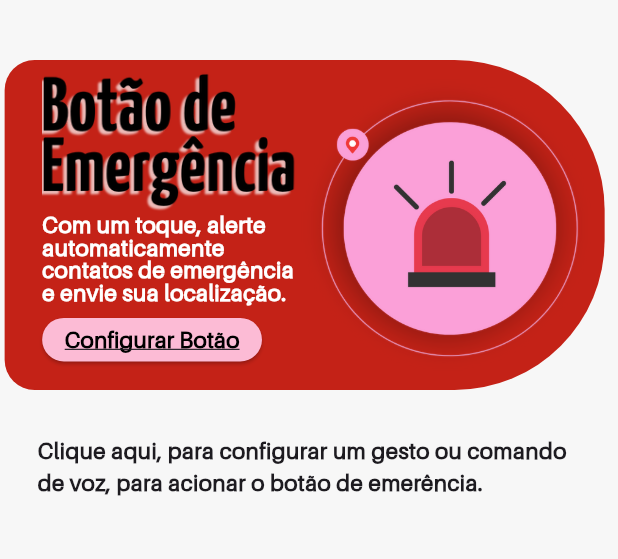
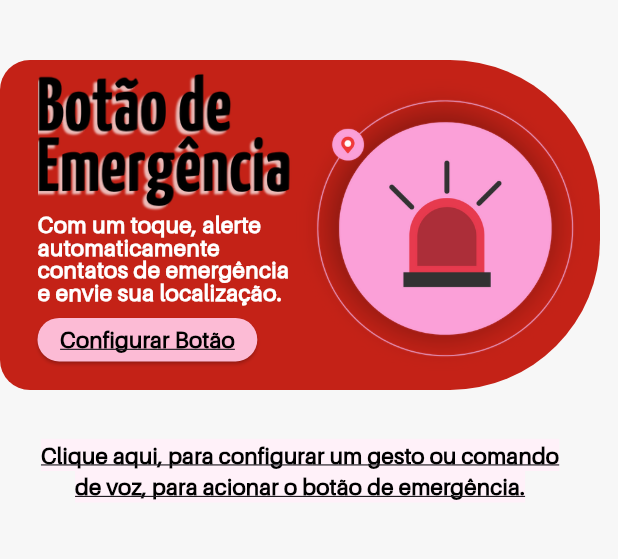
Before and after one commit to TiagoFnncs/CIM, a Flutter app: the screen it shows after launch, on a phone screen of 412 x 824 dp, the part 120-679 px from its top. Run offline on Flutter 3.47's test engine with Material 3 defaults, Android fonts, the phone set to English and light mode, and no system bars.

Commit message:
feat(ui): Adiciona TextButton para configurações de gestos

```diff
--- a/lib/pages/home.dart
+++ b/lib/pages/home.dart
@@ -146,11 +146,36 @@ class _HomeState extends State<Home> {
 
         Padding(
           padding: const EdgeInsets.only(left: 25, right: 25),
-          child: Text("Clique aqui, para configurar um gesto ou comando \nde voz, para acionar o botão de emerência.",
-          style: TextStyle(
-            fontSize: 15,
-            fontWeight: FontWeight.bold
-          ),
+          child: TextButton(
+            onPressed: (){},
+            style: TextButton.styleFrom(
+              padding: EdgeInsets.symmetric(horizontal: 0, vertical: 0),
+              minimumSize: Size(0, 0),
+              backgroundColor: Colors.transparent,
+              shadowColor: Colors.transparent
+            ),
+            child: Column(
+            children: [
+              Text("Clique aqui, para configurar um gesto ou comando",
+              style: TextStyle(
+                fontSize: 15,
+                color: Colors.black,
+                fontWeight: FontWeight.bold,
+                decoration: TextDecoration.underline,
+                backgroundColor: Color(0xfffff1f9)
+              ),
+              ),
+              Text("de voz, para acionar o botão de emergência.",
+              style: TextStyle(
+                fontSize: 15,
+                color: Colors.black,
+                fontWeight: FontWeight.bold,
+                decoration: TextDecoration.underline,
+                backgroundColor: Color(0xfffff1f9)
+              ),
+              ),
+            ],
+            )
           ),
         )
 
```
